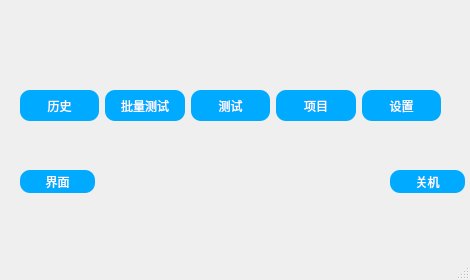
This is main.ui in nylttpgg09/FluoTest as Qt 5 draws it before an edit. The edited form follows.
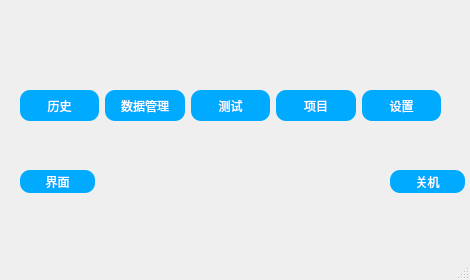
This is the edited form.

Commit message: 1.增加sqllite数据库以及对应的crud功能，数据尚未填充

The edit to the form file:
```diff
--- a/main.ui
+++ b/main.ui
@@ -59,7 +59,7 @@
     color: white;</string>
        </property>
        <property name="text">
-        <string>批量测试</string>
+        <string>数据管理</string>
        </property>
       </widget>
      </item>
```
Left out of the diff: 2 changed lines with no effect on the pictures. The commit also changes 2 other files.
